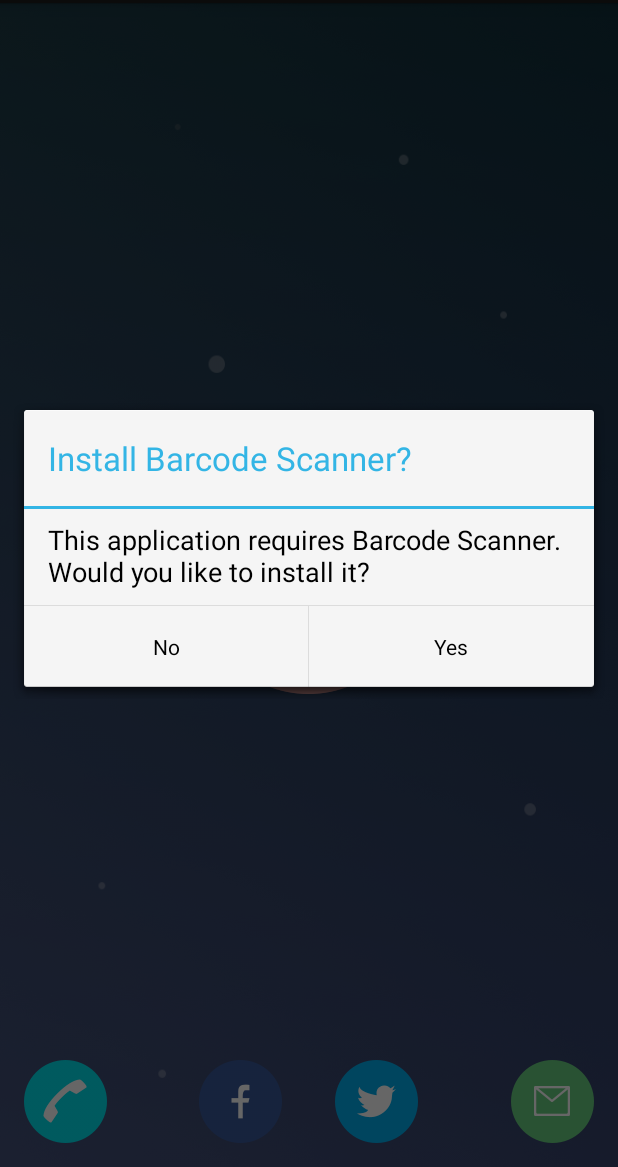
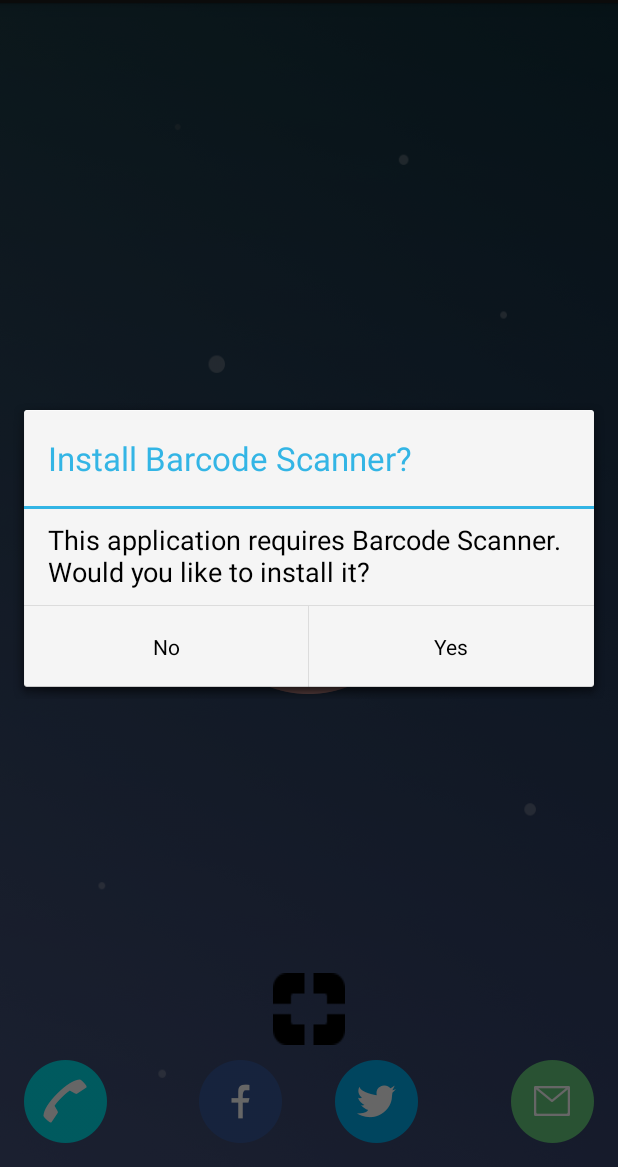
Before and after one commit to TravisWu/Gdroid, an Android app: the screen it shows after launch (main), after a tap on an icon or button, on a phone screen of 412 x 824 dp, the part 69-1236 px from its top. Run offline under Robolectric (Android 15) with nearby library versions, the phone set to English and light mode, and no system bars.

Commit message:
adding button

```diff
--- a/app/src/main/res/layout/activity_main.xml
+++ b/app/src/main/res/layout/activity_main.xml
@@ -65,5 +65,15 @@
         android:layout_width="fill_parent"
         android:layout_height="fill_parent"
         android:layout_centerVertical="true"
-        android:layout_alignParentRight="true"></FrameLayout>
+        android:layout_alignParentRight="true">
+
+        <Button
+            style="?android:attr/buttonStyleSmall"
+            android:layout_width="wrap_content"
+            android:layout_height="wrap_content"
+            android:id="@+id/buttonGen"
+            android:layout_gravity="center_horizontal|bottom"
+            android:background="@drawable/Path"
+            android:layout_marginBottom="65dp" />
+    </FrameLayout>
 </RelativeLayout>
```
Also changed, not shown: app/src/main/res/drawable-hdpi/Path.png (added).
